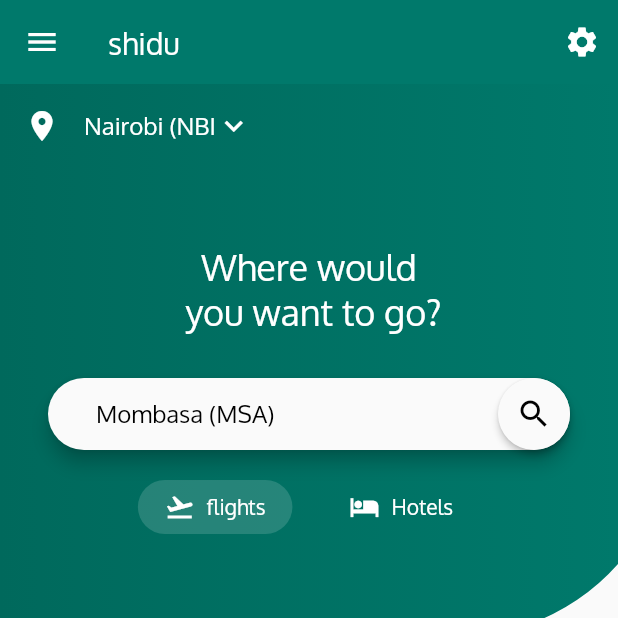
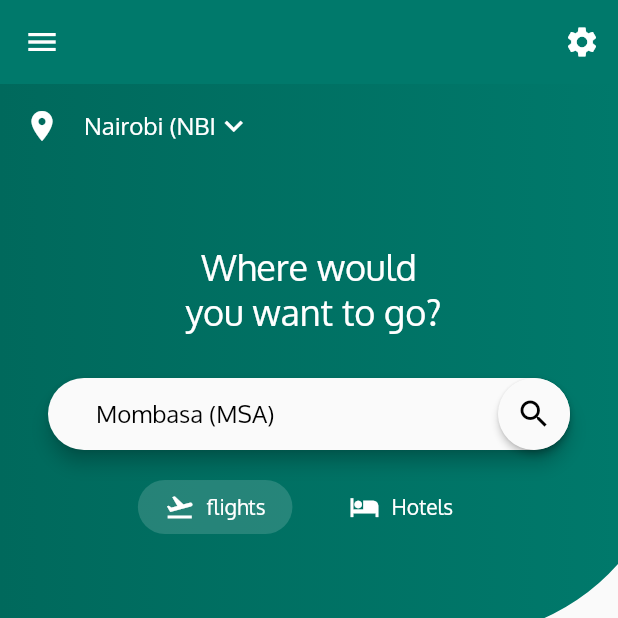
Before and after one commit to shiduu/flutter-Ui, a Flutter app: the screen it shows after launch, on a phone screen of 412 x 824 dp, the top half of it. Run offline on Flutter 3.47's test engine with Material 2 defaults, Android fonts, the phone set to English and light mode, and no system bars.

Commit message:
new commit

```diff
--- a/lib/main.dart
+++ b/lib/main.dart
@@ -29,7 +29,6 @@ class HomeScreen extends StatelessWidget {
     return Scaffold(
       appBar: AppBar(
         elevation: 0,
-        title: Text('shidu'),
         actions: <Widget>[
         IconButton(
           icon: Icon(
```
